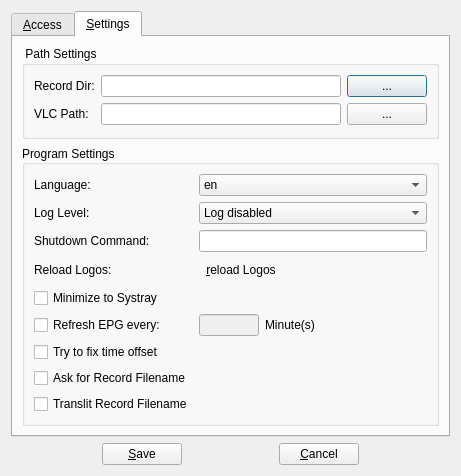
The window that vlc-record/csettingsdlg.ui (code-google-com/vlc-record) describes before a commit, drawn with Qt 5.
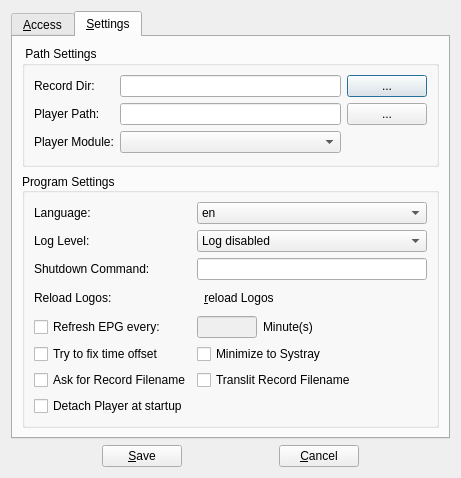
The same window after the commit. The open tabs and pages were chosen to show the change. Icons and pictures are not drawn.

Commit message: - start player detached if needed - support player module files - remove double slash on record - autotranslit target file if needed - support custom adult password

The edit to the form file:
```diff
--- a/vlc-record/csettingsdlg.ui
+++ b/vlc-record/csettingsdlg.ui
@@ -7,7 +7,7 @@
     <x>0</x>
     <y>0</y>
     <width>461</width>
-    <height>472</height>
+    <height>445</height>
    </rect>
   </property>
   <property name="windowTitle">
@@ -312,7 +312,7 @@
              </size>
             </property>
             <property name="text">
-             <string>VLC Path:</string>
+             <string>Player Path:</string>
             </property>
             <property name="margin">
              <number>2</number>
@@ -329,6 +329,16 @@
             </property>
            </widget>
           </item>
+          <item row="2" column="1">
+           <widget class="QComboBox" name="cbxPlayerMod"/>
+          </item>
+          <item row="2" column="0">
+           <widget class="QLabel" name="label_15">
+            <property name="text">
+             <string>Player Module:</string>
+            </property>
+           </widget>
+          </item>
          </layout>
         </widget>
        </item>
@@ -449,13 +459,6 @@
             </property>
            </widget>
           </item>
-          <item row="5" column="0">
-           <widget class="QCheckBox" name="checkHideToSystray">
-            <property name="text">
-             <string>Minimize to Systray</string>
-            </property>
-           </widget>
-          </item>
           <item row="6" column="0">
            <widget class="QCheckBox" name="checkRefresh">
             <property name="text">
@@ -530,13 +533,27 @@
             </property>
            </widget>
           </item>
-          <item row="9" column="0">
+          <item row="7" column="1">
+           <widget class="QCheckBox" name="checkHideToSystray">
+            <property name="text">
+             <string>Minimize to Systray</string>
+            </property>
+           </widget>
+          </item>
+          <item row="8" column="1">
            <widget class="QCheckBox" name="checkTranslit">
             <property name="text">
              <string>Translit Record Filename</string>
             </property>
            </widget>
           </item>
+          <item row="9" column="0">
+           <widget class="QCheckBox" name="checkDetach">
+            <property name="text">
+             <string>Detach Player at startup</string>
+            </property>
+           </widget>
+          </item>
          </layout>
         </widget>
        </item>
```
Left out of the diff: 81 changed lines with no effect on the pictures. The commit also changes 15 other files.
